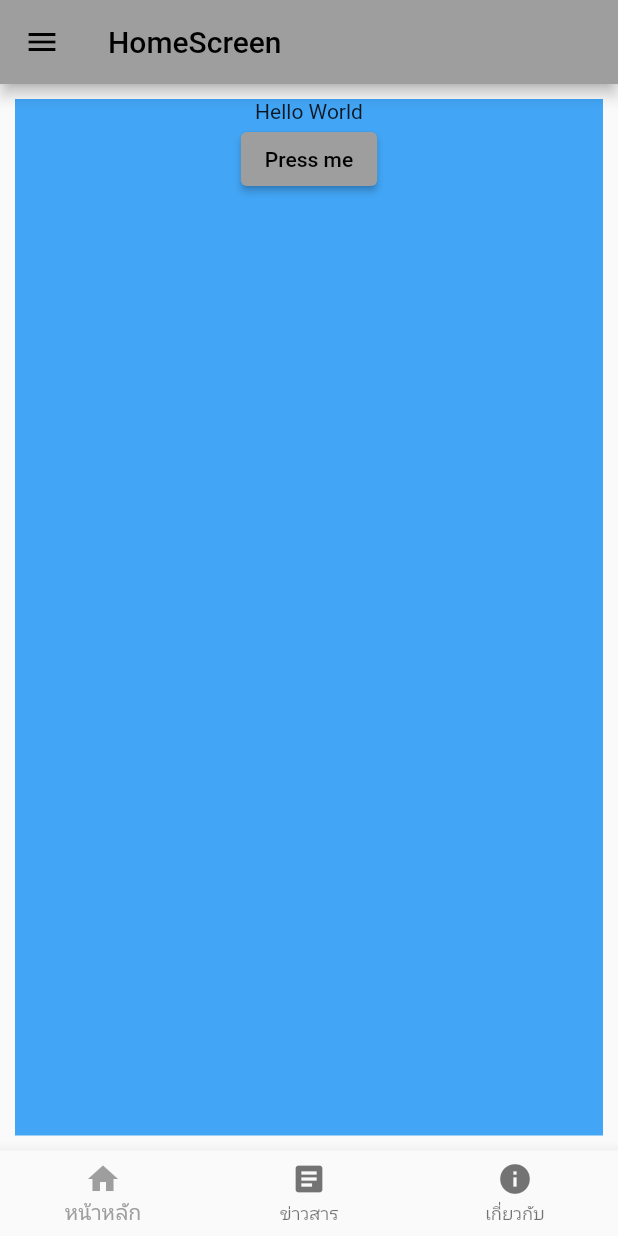
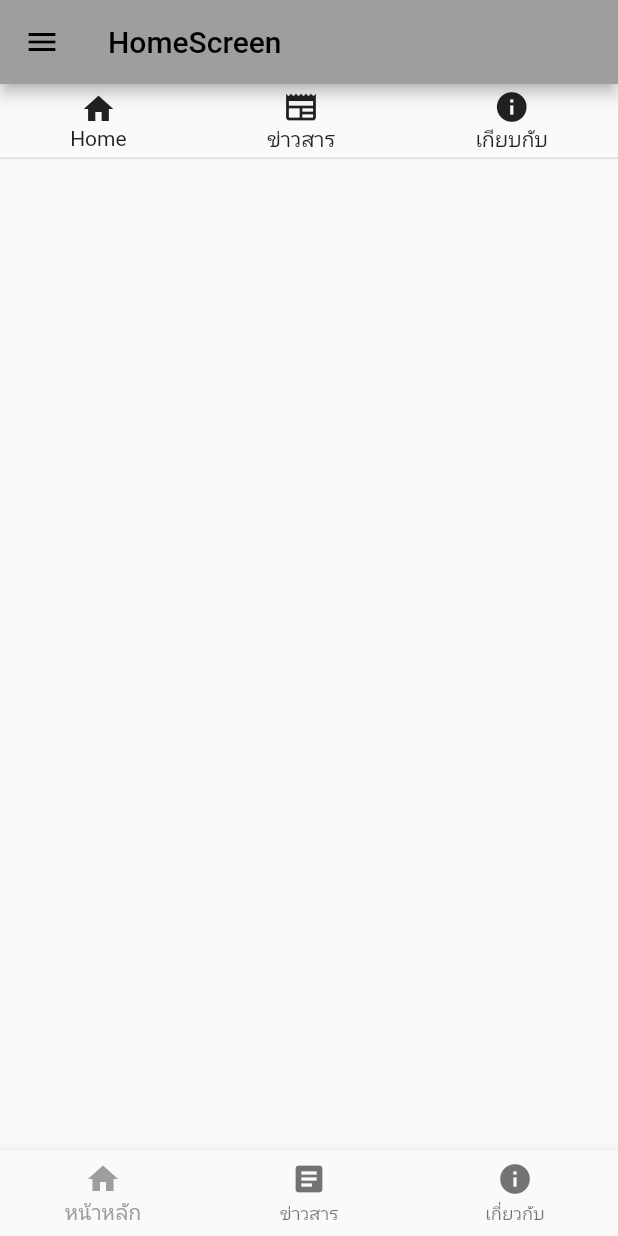
Before and after one commit to NitaKanon/myfirstproject, a Flutter app: the screen it shows after launch, on a phone screen of 412 x 824 dp. Run offline on Flutter 3.47's test engine with Material 2 defaults, Android fonts, the phone set to English and light mode, and no system bars.

Commit message:
เสร็จสึ้นที่อบรมวันเสาร์

```diff
--- a/lib/screen/home_screen.dart
+++ b/lib/screen/home_screen.dart
@@ -14,19 +14,42 @@ class _HomeScreenState extends State<HomeScreen> {
       appBar: AppBar(
         title: const Text("HomeScreen"),
       ),
-      drawer: Drawer(),
+      drawer: const Drawer(),
       body: Container(
-        color: Colors.blue[400],
-        margin: EdgeInsets.all(10),
-        child: Center(
-          child: Column(
+        child: Container(
+          decoration: BoxDecoration(
+            border: Border(
+              bottom:BorderSide(
+                color: Colors.black12,
+              ),
+            ),
+          ),
+          height: 50,
+          child: Row(
+            mainAxisAlignment: MainAxisAlignment.spaceAround,
+            crossAxisAlignment: CrossAxisAlignment.center,
             children: [
-              Text("Hello World"),
-              ElevatedButton(
-                onPressed: () => {},
-                child: Text("Press me"),
-              )
-
+              Column(
+                mainAxisAlignment: MainAxisAlignment.center,
+                children: [
+                  Icon(Icons.home),
+                  Text("Home")
+                ],
+              ),
+              Column(
+                mainAxisAlignment: MainAxisAlignment.center,
+                children: [
+                  Icon(Icons.newspaper),
+                  Text("ข่าวสาร")
+                ],
+              ),
+              Column(
+                mainAxisAlignment: MainAxisAlignment.center,
+                children: [
+                  Icon(Icons.info),
+                  Text("เกียบกับ")
+                ],
+              ),
             ],
           ),
         ),
```
